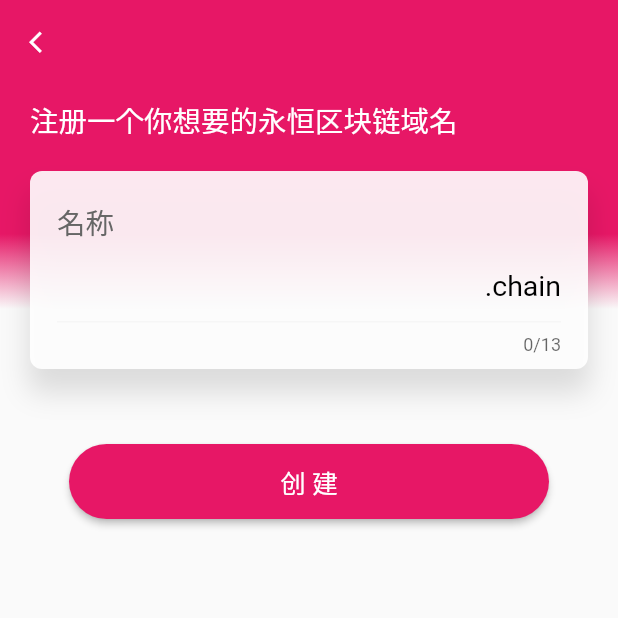
After one commit to BoxWallet-app/box-wallet-app, a Flutter app: the AensRegister screen opened by its route, on a phone screen of 412 x 824 dp, the top half of it. The commit adds this screen. Run offline on Flutter 3.47's test engine with Material 2 defaults, Android fonts, the phone set to English and light mode, and no system bars; our stand-ins replace flutter_easyrefresh; missing offline and left inert: flutter_color_plugin.

Commit message:
add names register page

```diff
--- a/lib/main.dart
+++ b/lib/main.dart
@@ -1,3 +1,6 @@
+import 'package:box/page/aens_my_page.dart';
+import 'package:box/page/aens_page.dart';
+import 'package:box/page/aens_register.dart';
 import 'package:box/page/home_page.dart';
 import 'package:box/page/login_page.dart';
 import 'package:flutter/material.dart';
@@ -20,6 +23,9 @@ class MyApp extends StatelessWidget {
         routes: <String, WidgetBuilder>{
           'login': (BuildContext context) => LoginPage(),
           'home': (BuildContext context) => HomePage(),
+          'aens': (BuildContext context) => AensPage(),
+          'aens_my': (BuildContext context) => AensMyPage(),
+          'aens_register': (BuildContext context) => AensRegister(),
         });
   }
 }
--- /dev/null
+++ b/lib/page/aens_register.dart
@@ -0,0 +1,180 @@
+import 'package:flutter/material.dart';
+import 'package:flutter/services.dart';
+import 'package:flutter/widgets.dart';
+
+class AensRegister extends StatefulWidget {
+  @override
+  _AensRegisterState createState() => _AensRegisterState();
+}
+
+class _AensRegisterState extends State<AensRegister> {
+  @override
+  Widget build(BuildContext context) {
+    return Scaffold(
+        backgroundColor: Color(0xFFFAFAFA),
+        appBar: AppBar(
+          elevation: 0,
+          brightness: Brightness.dark,
+          backgroundColor: Color(0xFFE71766),
+          leading: IconButton(
+            icon: Icon(
+              Icons.arrow_back_ios,
+              size: 17,
+              color: Colors.white,
+            ),
+            tooltip: 'Navigreation',
+            onPressed: () => Navigator.pop(context),
+          ),
+          title: Text(
+            '',
+            style: TextStyle(color: Colors.white),
+          ),
+        ),
+        body: Column(
+          children: <Widget>[
+            Stack(
+              children: <Widget>[
+                Positioned(
+                  child: Column(
+                    children: <Widget>[
+                      Container(
+                        width: MediaQuery.of(context).size.width,
+                        height: 100,
+                        color: Color(0xFFE71766),
+                      ),
+                      Container(
+                        decoration: new BoxDecoration(
+                          gradient: const LinearGradient(
+                              begin: Alignment.topRight,
+                              colors: [
+                                Color(0xFFE71766),
+                                Color(0xFFFAFAFA),
+                              ]),
+                        ),
+                        height: 100,
+                      ),
+                    ],
+                  ),
+                ),
+                Positioned(
+                  child: Column(
+                    children: <Widget>[
+                      Container(
+                        alignment: Alignment.topLeft,
+                        margin: const EdgeInsets.only(left: 20,top: 10),
+                        child: Text(
+                          "注册一个你想要的永恒区块链域名",
+                          style: TextStyle(
+                            color: Colors.white,
+                            fontSize: 19,
+                          ),
+                        ),
+                      ),
+                      Container(
+                        width: MediaQuery.of(context).size.width,
+                        margin: const EdgeInsets.all(20),
+                        height: 132,
+                        //边框设置
+                        decoration: new BoxDecoration(
+                            color: Color(0xE6FFFFFF),
+                            //设置四周圆角 角度
+                            borderRadius:
+                                BorderRadius.all(Radius.circular(8.0)),
+                            boxShadow: [
+                              BoxShadow(
+                                  color: Colors.black12,
+                                  offset: Offset(0.0, 15.0), //阴影xy轴偏移量
+                                  blurRadius: 15.0, //阴影模糊程度
+                                  spreadRadius: 1.0 //阴影扩散程度
+                                  )
+                            ]
+                            //设置四周边框
+                            ),
+                        child: Column(
+                          children: <Widget>[
+                            Container(
+                              alignment: Alignment.topLeft,
+                              margin: const EdgeInsets.only(left: 18, top: 20),
+                              child: Text(
+                                "名称",
+                                style: TextStyle(
+                                  color: Color(0xFF666666),
+                                  fontSize: 19,
+                                ),
+                              ),
+                            ),
+                            Container(
+                              alignment: Alignment.topLeft,
+                              margin: const EdgeInsets.only(
+                                  left: 18, top: 5, right: 18),
+                              child: Stack(
+                                children: <Widget>[
+                                  TextField(
+                                    inputFormatters: [
+                                      WhitelistingTextInputFormatter(
+                                          RegExp("[a-zA-Z0-9]")), //只允许输入字母
+                                    ],
+                                    maxLines: 1,
+                                    maxLength: 13,
+                                    style: TextStyle(
+                                      fontSize: 19,
+                                      color: Colors.black,
+                                    ),
+                                    decoration: InputDecoration(
+                                      enabledBorder: new UnderlineInputBorder(
+                                        borderSide: BorderSide(
+                                            color: Color(0xFFF6F6F6)),
+                                      ),
+// and:
+                                      focusedBorder: new UnderlineInputBorder(
+                                        borderSide: BorderSide(
+                                            color: Color(0xFFE71766)),
+                                      ),
+                                      hintStyle: TextStyle(
+                                        fontSize: 19,
+                                        color: Colors.black,
+                                      ),
+                                    ),
+                                    cursorColor: Color(0xFFE71766),
+                                    cursorWidth: 2,
+//                                cursorRadius: Radius.elliptical(20, 8),
+                                  ),
+                                  Positioned(
+                                      right: 0,
+                                      top: 12,
+                                      child: Text(
+                                        ".chain",
+                                        style: TextStyle(
+                                            color: Colors.black, fontSize: 19),
+                                      )),
+                                ],
+                              ),
+                            ),
+                          ],
+                        ),
+                      ),
+                    ],
+                  ),
+                )
+              ],
+            ),
+            Container(
+              margin: const EdgeInsets.only(
+                 top: 30),
+              child: MaterialButton(
+                child: Text(
+                  "创 建",
+                  style: new TextStyle(fontSize: 17, color: Colors.white),
+                ),
+                color: Color(0xFFE71766),
+                height: 50,
+                minWidth: 320,
+                shape: RoundedRectangleBorder(
+                    borderRadius: BorderRadius.all(Radius.circular(25))),
+                onPressed: () {},
+              ),
+            )
+          ],
+        ));
+  }
+}
--- a/lib/page/login_page.dart
+++ b/lib/page/login_page.dart
@@ -43,7 +43,8 @@ class _LoginPageState extends State<LoginPage> {
                   onPressed: () {
                     Navigator.pushReplacementNamed(context, "home");
                   },
-                  )),
+                ),
+              ),
               Positioned(
                   bottom: 70,
                   child: Row(
@@ -84,8 +85,6 @@ class _LoginPageState extends State<LoginPage> {
           ),
         ),
       ),
-
     );
-
   }
 }
--- a/pubspec.yaml
+++ b/pubspec.yaml
@@ -29,6 +29,7 @@ dependencies:
   # Use with the CupertinoIcons class for iOS style icons.
   cupertino_icons: ^0.1.3
   flutter_color_plugin: ^0.0.2
+  flutter_easyrefresh: ^2.1.1
 
 dev_dependencies:
   flutter_test:
```
Also changed, not shown: lib/page/DropDownRefresh.dart (added, +120 -0 lines), lib/page/aens_list_page.dart (added, +145 -0 lines), lib/page/aens_my_page.dart (added, +58 -0 lines), lib/page/aens_page.dart (added, +99 -0 lines), lib/page/main_page.dart (+19 -7 lines), lib/page/profile_page.dart (+14 -7 lines). Lines whose indentation alone changed are shown as unchanged.
